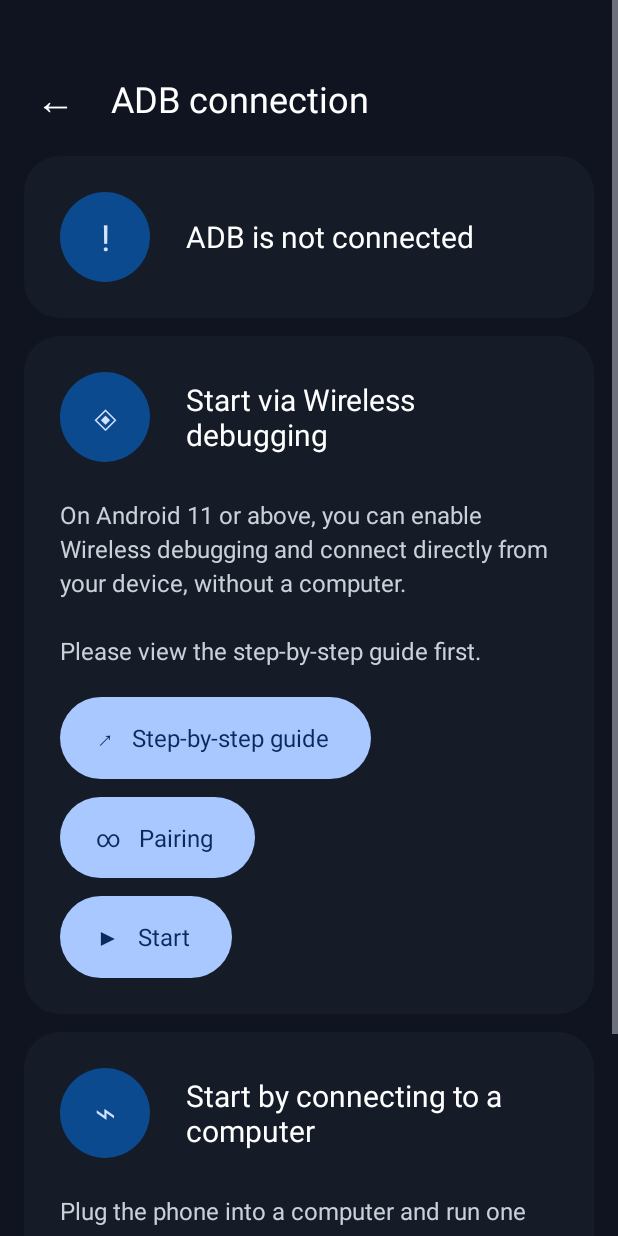
After one commit to teicrypto/code, an Android app: the AdbSetupActivity screen opened directly, with no data from a screen before it, on a phone screen of 412 x 824 dp. The commit adds this screen. Run offline under Robolectric (Android 15) with nearby library versions, the phone set to English and light mode, and no system bars.

Commit message:
Update SysWidget

```diff
--- /dev/null
+++ b/app/src/main/java/com/teicrypto/syswidget/AdbSetupActivity.kt
@@ -0,0 +1,160 @@
+package com.teicrypto.syswidget
+
+import android.app.Activity
+import android.app.AlertDialog
+import android.content.ClipData
+import android.content.ClipboardManager
+import android.content.Context
+import android.content.Intent
+import android.graphics.Color
+import android.os.Bundle
+import android.os.Handler
+import android.os.Looper
+import android.widget.LinearLayout
+import android.widget.ScrollView
+import android.widget.TextView
+import android.widget.Toast
+
+/** Màn hình thiết lập ADB tích hợp, bố cục giống Shizuku: trạng thái, Gỡ lỗi không dây, máy tính. */
+class AdbSetupActivity : Activity() {
+
+    private val handler = Handler(Looper.getMainLooper())
+    private lateinit var status: TextView
+    private lateinit var statusCard: LinearLayout
+    private var busy = false
+
+    override fun attachBaseContext(base: Context) {
+        super.attachBaseContext(LocaleHelper.wrap(base))
+    }
+
+    override fun onCreate(savedInstanceState: Bundle?) {
+        super.onCreate(savedInstanceState)
+        val d = { v: Int -> UiKit.dp(this, v) }
+        val root = LinearLayout(this).apply {
+            orientation = LinearLayout.VERTICAL
+            setPadding(d(16), d(40), d(16), d(24))
+        }
+
+        // Thanh tiêu đề
+        val bar = LinearLayout(this).apply { gravity = android.view.Gravity.CENTER_VERTICAL }
+        bar.addView(TextView(this).apply {
+            text = "←"
+            textSize = 26f
+            setTextColor(Color.WHITE)
+            setPadding(d(8), d(8), d(24), d(8))
+            setOnClickListener { finish() }
+        })
+        bar.addView(TextView(this).apply {
+            text = getString(R.string.adb_title)
+            textSize = 24f
+            setTextColor(Color.WHITE)
+        })
+        root.addView(bar)
+
+        // Thẻ trạng thái
+        statusCard = UiKit.card(this)
+        val sRow = LinearLayout(this).apply { gravity = android.view.Gravity.CENTER_VERTICAL }
+        sRow.addView(UiKit.icon(this, "!"))
+        status = UiKit.title(this, "").apply { setPadding(d(24), 0, 0, 0) }
+        sRow.addView(status)
+        statusCard.addView(sRow)
+        root.addView(statusCard)
+
+        // Thẻ: Gỡ lỗi không dây
+        val wifi = UiKit.card(this)
+        val wRow = LinearLayout(this).apply { gravity = android.view.Gravity.CENTER_VERTICAL }
+        wRow.addView(UiKit.icon(this, "◈"))
+        wRow.addView(UiKit.title(this, getString(R.string.adb_card_wifi_title)).apply { setPadding(d(24), 0, 0, 0) })
+        wifi.addView(wRow)
+        wifi.addView(UiKit.body(this, getString(R.string.adb_card_wifi_desc)).apply { setPadding(0, d(24), 0, d(8)) })
+        wifi.addView(UiKit.pill(this, getString(R.string.adb_btn_guide), "↗") { showGuide() })
+        wifi.addView(UiKit.pill(this, getString(R.string.adb_btn_pairing), "∞") {
+            startActivity(Intent(this, PairingActivity::class.java))
+        })
+        wifi.addView(UiKit.pill(this, getString(R.string.adb_btn_start), "▶") { doStart() })
+        root.addView(wifi)
+
+        // Thẻ: qua máy tính
+        val pc = UiKit.card(this)
+        val pRow = LinearLayout(this).apply { gravity = android.view.Gravity.CENTER_VERTICAL }
+        pRow.addView(UiKit.icon(this, "⌁"))
+        pRow.addView(UiKit.title(this, getString(R.string.adb_card_pc_title)).apply { setPadding(d(24), 0, 0, 0) })
+        pc.addView(pRow)
+        pc.addView(UiKit.body(this, getString(R.string.adb_card_pc_desc)).apply { setPadding(0, d(24), 0, d(8)) })
+        pc.addView(UiKit.pill(this, getString(R.string.adb_btn_cmd), "‹›") { showCommand() })
+        root.addView(pc)
+
+        setContentView(ScrollView(this).apply {
+            setBackgroundColor(Color.parseColor(UiKit.BG))
+            isFillViewport = true
+            addView(root)
+        })
+    }
+
+    private fun showGuide() {
+        AlertDialog.Builder(this)
+            .setTitle(R.string.adb_btn_guide)
+            .setMessage(R.string.adb_guide_body)
+            .setPositiveButton(android.R.string.ok, null)
+            .show()
+    }
+
+    private fun showCommand() {
+        val cmd = "adb tcpip 5555"
+        AlertDialog.Builder(this)
+            .setTitle(R.string.adb_btn_cmd)
+            .setMessage(getString(R.string.adb_cmd_body, cmd))
+            .setPositiveButton(R.string.adb_copy) { _, _ ->
+                (getSystemService(CLIPBOARD_SERVICE) as ClipboardManager)
+                    .setPrimaryClip(ClipData.newPlainText("adb", cmd))
+                Toast.makeText(this, R.string.adb_copied, Toast.LENGTH_SHORT).show()
+            }
+            .setNegativeButton(android.R.string.ok, null)
+            .show()
+    }
+
+    private fun doStart() {
+        if (busy) return
+        busy = true
+        Toast.makeText(this, R.string.conn_searching, Toast.LENGTH_SHORT).show()
+        Thread {
+            val ok = PrivShell.connect(applicationContext, force = true)
+            runOnUiThread {
+                busy = false
+                Toast.makeText(this, if (ok) R.string.connect_ok else R.string.connect_fail, Toast.LENGTH_LONG).show()
+                refresh()
+            }
+        }.start()
+    }
+
+    private fun refresh() {
+        val on = PrivShell.state() == PrivShell.State.READY
+        status.text = getString(if (on) R.string.adb_status_on else R.string.adb_status_off)
+        statusCard.background = UiKit.round(this, if (on) "#12301F" else UiKit.CARD, 24)
+    }
+
+    private val tick = object : Runnable {
+        override fun run() {
+            refresh()
+            // Đã ghép nối mà chưa nối: tự thử nối nền
+            if (PrivShell.isPaired(this@AdbSetupActivity) && PrivShell.state() != PrivShell.State.READY && !busy) {
+                busy = true
+                Thread {
+                    PrivShell.connect(applicationContext)
+                    runOnUiThread { busy = false }
+                }.start()
+            }
+            handler.postDelayed(this, 1500)
+        }
+    }
+
+    override fun onResume() {
+        super.onResume()
+        handler.post(tick)
+    }
+
+    override fun onPause() {
+        handler.removeCallbacks(tick)
+        super.onPause()
+    }
+}
--- a/app/src/main/java/com/teicrypto/syswidget/MainActivity.kt
+++ b/app/src/main/java/com/teicrypto/syswidget/MainActivity.kt
@@ -124,6 +124,11 @@ class MainActivity : Activity() {
         root.addView(openBtn)
 
         root.addView(Button(this).apply {
+            text = getString(R.string.btn_open_adb)
+            setOnClickListener { startActivity(Intent(this@MainActivity, AdbSetupActivity::class.java)) }
+        })
+
+        root.addView(Button(this).apply {
             text = getString(R.string.onb_stop_popup)
             setOnClickListener { stopService(Intent(this@MainActivity, OverlayService::class.java)) }
         })
--- /dev/null
+++ b/app/src/main/java/com/teicrypto/syswidget/UiKit.kt
@@ -0,0 +1,76 @@
+package com.teicrypto.syswidget
+
+import android.app.Activity
+import android.graphics.Color
+import android.graphics.Typeface
+import android.graphics.drawable.GradientDrawable
+import android.view.Gravity
+import android.view.View
+import android.widget.LinearLayout
+import android.widget.TextView
+
+/** Thành phần giao diện dùng chung, kiểu Material tối giống Shizuku. */
+object UiKit {
+    const val BG = "#0F1420"
+    const val CARD = "#151C28"
+    const val ACCENT = "#A8C8FF"
+    const val ON_ACCENT = "#0B2A5B"
+
+    fun dp(a: Activity, v: Int) = (v * a.resources.displayMetrics.density).toInt()
+
+    fun round(a: Activity, color: String, r: Int) = GradientDrawable().apply {
+        setColor(Color.parseColor(color))
+        cornerRadius = dp(a, r).toFloat()
+    }
+
+    fun card(a: Activity): LinearLayout = LinearLayout(a).apply {
+        orientation = LinearLayout.VERTICAL
+        background = round(a, CARD, 24)
+        val p = dp(a, 24)
+        setPadding(p, p, p, p)
+        layoutParams = LinearLayout.LayoutParams(
+            LinearLayout.LayoutParams.MATCH_PARENT, LinearLayout.LayoutParams.WRAP_CONTENT
+        ).apply { topMargin = dp(a, 12) }
+    }
+
+    fun icon(a: Activity, glyph: String): TextView = TextView(a).apply {
+        text = glyph
+        textSize = 24f
+        setTextColor(Color.parseColor("#D6E3FF"))
+        gravity = Gravity.CENTER
+        background = round(a, "#0B4A8F", 30)
+        layoutParams = LinearLayout.LayoutParams(dp(a, 60), dp(a, 60))
+    }
+
+    fun title(a: Activity, text: String): TextView = TextView(a).apply {
+        this.text = text
+        textSize = 20f
+        setTextColor(Color.WHITE)
+    }
+
+    fun body(a: Activity, text: String): TextView = TextView(a).apply {
+        this.text = text
+        textSize = 16f
+        setTextColor(Color.parseColor("#C9D1D9"))
+        setLineSpacing(0f, 1.2f)
+    }
+
+    fun pill(a: Activity, label: String, glyph: String, onClick: () -> Unit): TextView = TextView(a).apply {
+        text = "$glyph   $label"
+        textSize = 16f
+        setTextColor(Color.parseColor(ON_ACCENT))
+        background = round(a, ACCENT, 30)
+        gravity = Gravity.CENTER_VERTICAL
+        setPadding(dp(a, 24), dp(a, 16), dp(a, 28), dp(a, 16))
+        layoutParams = LinearLayout.LayoutParams(
+            LinearLayout.LayoutParams.WRAP_CONTENT, LinearLayout.LayoutParams.WRAP_CONTENT
+        ).apply { topMargin = dp(a, 12) }
+        setOnClickListener { onClick() }
+    }
+
+    fun spacer(a: Activity, h: Int) = View(a).apply {
+        layoutParams = LinearLayout.LayoutParams(1, dp(a, h))
+    }
+
+    fun bold(t: TextView): TextView { t.setTypeface(null, Typeface.NORMAL); return t }
+}
--- a/app/src/main/res/values/strings.xml
+++ b/app/src/main/res/values/strings.xml
@@ -75,9 +75,9 @@
     <string name="pair_notif_channel">ADB pairing</string>
     <string name="pair_notif_wait_title">Waiting for pairing</string>
     <string name="pair_notif_wait_text">Open Developer options → Wireless debugging → Pair device with pairing code, keep that dialog open, then tap \"Enter code\" and type the 6 digits here.</string>
-    <string name="pair_notif_ready_title">ADB pairing</string>
+    <string name="pair_notif_ready_title">Pairing service found</string>
     <string name="pair_notif_enter">Pairing port found. Enter the 6-digit code from the pairing dialog.</string>
-    <string name="pair_notif_action">Enter code</string>
+    <string name="pair_notif_action">Enter pairing code</string>
     <string name="pair_notif_label">6-digit code</string>
     <string name="pair_ok">Paired and connected</string>
     <string name="pair_no_port">Pairing port not found. Keep the pairing dialog open and try again.</string>
@@ -148,4 +148,25 @@
     <string name="onb_stop_popup">Close popup</string>
     <string name="onb_tip">Tap the small bubble to expand it. In the popup, the Connect tab sets up per-app CPU/RAM.</string>
     <string name="tab_hw">Hardware</string>
+    <string name="adb_title">ADB connection</string>
+    <string name="adb_status_on">ADB is connected</string>
+    <string name="adb_status_off">ADB is not connected</string>
+    <string name="adb_card_wifi_title">Start via Wireless debugging</string>
+    <string name="adb_card_wifi_desc">On Android 11 or above, you can enable Wireless debugging and connect directly from your device, without a computer.\n\nPlease view the step-by-step guide first.</string>
+    <string name="adb_btn_guide">Step-by-step guide</string>
+    <string name="adb_btn_pairing">Pairing</string>
+    <string name="adb_btn_start">Start</string>
+    <string name="adb_card_pc_title">Start by connecting to a computer</string>
+    <string name="adb_card_pc_desc">Plug the phone into a computer and run one adb command. This needs to be repeated every time the device restarts.</string>
+    <string name="adb_btn_cmd">View command</string>
+    <string name="adb_cmd_body">On the computer (USB debugging on), run:\n\n%1$s\n\nThen come back and tap Start. Choose \"Always allow\" on the phone.</string>
+    <string name="adb_copy">Copy</string>
+    <string name="adb_copied">Copied</string>
+    <string name="adb_guide_body">1. Connect to Wi-Fi.\n2. Turn on Developer options (tap Build number 7 times in About phone).\n3. Tap Pairing here. Allow notifications if asked.\n4. In Wireless debugging, turn it on, then tap \"Pair device with pairing code\" and keep the dialog open.\n5. Pull down the notification shade, tap \"Enter pairing code\" and type the 6 digits.\n6. When it says connected, you are done. Tap Start if it does not connect by itself.</string>
+    <string name="pairing_title">Pairing</string>
+    <string name="pairing_need_notif">The pairing process needs you to interact with a notification from SysWidget. Please allow SysWidget to post notifications.</string>
+    <string name="pairing_notif_options">Notification options</string>
+    <string name="pairing_help">Wireless debugging is opening. Turn it on, tap \"Pair device with pairing code\" and keep that dialog open. Then pull down the notification shade and tap \"Enter pairing code\".</string>
+    <string name="btn_open_adb">ADB connection setup</string>
+    <string name="conn_tab_desc">Per-app CPU/RAM needs the built-in ADB connection. Open the setup screen to connect.</string>
 </resources>
```
Also changed, not shown: app/src/main/AndroidManifest.xml (+8 -0 lines), app/src/main/java/com/teicrypto/syswidget/OverlayService.kt (+8 -121 lines), app/src/main/java/com/teicrypto/syswidget/PairingActivity.kt (added, +141 -0 lines), 2 other files.
